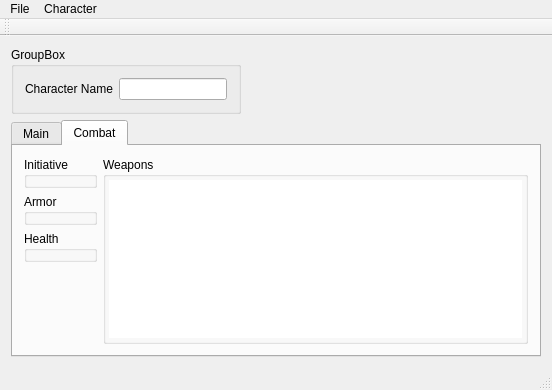
smithbt/StarfinderCharacterApp, file StarfinderCharacterApp.ui: the form before one commit.
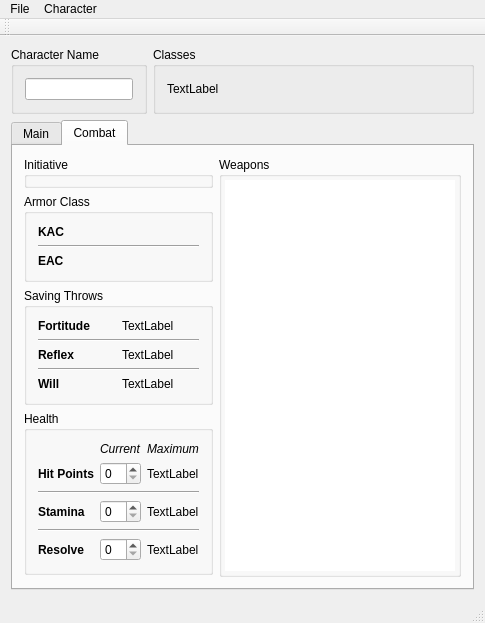
The form after the commit. Custom widgets are drawn as their Qt base class.

Commit message: Connected saving throws to application view

Diff of the .ui file:
```diff
--- a/StarfinderCharacterApp.ui
+++ b/StarfinderCharacterApp.ui
@@ -6,8 +6,8 @@
    <rect>
     <x>0</x>
     <y>0</y>
-    <width>552</width>
-    <height>390</height>
+    <width>485</width>
+    <height>572</height>
    </rect>
   </property>
   <property name="sizePolicy">
@@ -20,7 +20,7 @@
    <string>StarfinderCharacterApp</string>
   </property>
   <widget class="QWidget" name="centralWidget">
-   <layout class="QGridLayout" name="gridLayout_6">
+   <layout class="QGridLayout" name="gridLayout_5">
     <item row="0" column="0">
      <widget class="QGroupBox" name="groupBox">
       <property name="sizePolicy">
@@ -30,23 +30,32 @@
        </sizepolicy>
       </property>
       <property name="title">
-       <string>GroupBox</string>
+       <string>Character Name</string>
       </property>
       <layout class="QGridLayout" name="gridLayout">
        <item row="0" column="0">
-        <widget class="QLabel" name="charName_label">
+        <widget class="QLineEdit" name="charName_field"/>
+       </item>
+      </layout>
+     </widget>
+    </item>
+    <item row="0" column="1">
+     <widget class="QGroupBox" name="groupBox_2">
+      <property name="title">
+       <string>Classes</string>
+      </property>
+      <layout class="QGridLayout" name="gridLayout_9">
+       <item row="0" column="0">
+        <widget class="QLabel" name="classes_label">
          <property name="text">
-          <string>Character Name</string>
+          <string>TextLabel</string>
          </property>
         </widget>
        </item>
-       <item row="0" column="1">
-        <widget class="QLineEdit" name="charName_field"/>
-       </item>
       </layout>
      </widget>
     </item>
-    <item row="1" column="0">
+    <item row="1" column="0" colspan="2">
      <widget class="QTabWidget" name="tabWidget">
       <property name="currentIndex">
        <number>1</number>
@@ -178,41 +187,267 @@
        <layout class="QGridLayout" name="gridLayout_3">
         <item row="0" column="0">
          <layout class="QGridLayout" name="gridLayout_7">
-          <item row="2" column="0">
-           <widget class="QGroupBox" name="healthBox">
-            <property name="title">
-             <string>Health</string>
-            </property>
-           </widget>
-          </item>
-          <item row="1" column="0">
-           <widget class="QGroupBox" name="armorBox">
-            <property name="title">
-             <string>Armor</string>
-            </property>
-           </widget>
-          </item>
           <item row="0" column="0">
            <widget class="QGroupBox" name="initiativeBox">
             <property name="title">
              <string>Initiative</string>
             </property>
+            <property name="flat">
+             <bool>true</bool>
+            </property>
+           </widget>
+          </item>
+          <item row="1" column="0">
+           <widget class="QGroupBox" name="armorBox">
+            <property name="title">
+             <string>Armor Class</string>
+            </property>
+            <property name="flat">
+             <bool>true</bool>
+            </property>
+            <layout class="QGridLayout" name="gridLayout_11">
+             <item row="1" column="0">
+              <widget class="Line" name="line_5">
+               <property name="orientation">
+                <enum>Qt::Horizontal</enum>
+               </property>
+              </widget>
+             </item>
+             <item row="0" column="0">
+              <widget class="QLabel" name="label_7">
+               <property name="font">
+                <font>
+                 <weight>75</weight>
+                 <bold>true</bold>
+                </font>
+               </property>
+               <property name="text">
+                <string>KAC</string>
+               </property>
+              </widget>
+             </item>
+             <item row="2" column="0">
+              <widget class="QLabel" name="label_8">
+               <property name="font">
+                <font>
+                 <weight>75</weight>
+                 <bold>true</bold>
+                </font>
+               </property>
+               <property name="text">
+                <string>EAC</string>
+               </property>
+              </widget>
+             </item>
+            </layout>
            </widget>
           </item>
           <item row="3" column="0">
-           <spacer name="verticalSpacer_2">
-            <property name="orientation">
-             <enum>Qt::Vertical</enum>
+           <widget class="QGroupBox" name="healthBox">
+            <property name="title">
+             <string>Health</string>
             </property>
-            <property name="sizeHint" stdset="0">
-             <size>
-              <width>20</width>
-              <height>40</height>
-             </size>
+            <property name="flat">
+             <bool>true</bool>
             </property>
-           </spacer>
+            <layout class="QGridLayout" name="gridLayout_6">
+             <item row="5" column="0">
+              <widget class="QLabel" name="label_3">
+               <property name="font">
+                <font>
+                 <weight>75</weight>
+                 <bold>true</bold>
+                </font>
+               </property>
+               <property name="text">
+                <string>Resolve</string>
+               </property>
+              </widget>
+             </item>
+             <item row="3" column="0">
+              <widget class="QLabel" name="label_2">
+               <property name="font">
+                <font>
+                 <weight>75</weight>
+                 <bold>true</bold>
+                </font>
+               </property>
+               <property name="text">
+                <string>Stamina</string>
+               </property>
+              </widget>
+             </item>
+             <item row="1" column="0">
+              <widget class="QLabel" name="label">
+               <property name="font">
+                <font>
+                 <weight>75</weight>
+                 <bold>true</bold>
+                </font>
+               </property>
+               <property name="text">
+                <string>Hit Points</string>
+               </property>
+              </widget>
+             </item>
+             <item row="3" column="1">
+              <widget class="QSpinBox" name="spinBox_2"/>
+             </item>
+             <item row="1" column="1">
+              <widget class="QSpinBox" name="spinBox"/>
+             </item>
+             <item row="0" column="1">
+              <widget class="QLabel" name="label_9">
+               <property name="font">
+                <font>
+                 <italic>true</italic>
+                </font>
+               </property>
+               <property name="text">
+                <string>Current</string>
+               </property>
+              </widget>
+             </item>
+             <item row="5" column="1">
+              <widget class="QSpinBox" name="spinBox_3"/>
+             </item>
+             <item row="0" column="2">
+              <widget class="QLabel" name="label_10">
+               <property name="font">
+                <font>
+                 <italic>true</italic>
+                </font>
+               </property>
+               <property name="text">
+                <string>Maximum</string>
+               </property>
+              </widget>
+             </item>
+             <item row="1" column="2">
+              <widget class="QLabel" name="label_11">
+               <property name="text">
+                <string>TextLabel</string>
+               </property>
+              </widget>
+             </item>
+             <item row="3" column="2">
+              <widget class="QLabel" name="label_12">
+               <property name="text">
+                <string>TextLabel</string>
+               </property>
+              </widget>
+             </item>
+             <item row="5" column="2">
+              <widget class="QLabel" name="label_13">
+               <property name="text">
+                <string>TextLabel</string>
+               </property>
+              </widget>
+             </item>
+             <item row="2" column="0" colspan="3">
+              <widget class="Line" name="line">
+               <property name="orientation">
+                <enum>Qt::Horizontal</enum>
+               </property>
+              </widget>
+             </item>
+             <item row="4" column="0" colspan="3">
+              <widget class="Line" name="line_2">
+               <property name="orientation">
+                <enum>Qt::Horizontal</enum>
+               </property>
+              </widget>
+             </item>
+            </layout>
+           </widget>
           </item>
-          <item row="0" column="1" rowspan="4">
+          <item row="2" column="0">
+           <widget class="QGroupBox" name="savingThrowBox">
+            <property name="title">
+             <string>Saving Throws</string>
+            </property>
+            <property name="flat">
+             <bool>true</bool>
+            </property>
+            <layout class="QGridLayout" name="gridLayout_10">
+             <item row="0" column="0">
+              <widget class="QLabel" name="label_4">
+               <property name="font">
+                <font>
+                 <weight>75</weight>
+                 <bold>true</bold>
+                </font>
+               </property>
+               <property name="text">
+                <string>Fortitude</string>
+               </property>
+              </widget>
+             </item>
+             <item row="2" column="0">
+              <widget class="QLabel" name="label_5">
+               <property name="font">
+                <font>
+                 <weight>75</weight>
+                 <bold>true</bold>
+                </font>
+               </property>
+               <property name="text">
+                <string>Reflex</string>
+               </property>
+              </widget>
+             </item>
+             <item row="0" column="1">
+              <widget class="QLabel" name="fortLabel">
+               <property name="text">
+                <string>TextLabel</string>
+               </property>
+              </widget>
+             </item>
+             <item row="4" column="1">
+              <widget class="QLabel" name="willLabel">
+               <property name="text">
+                <string>TextLabel</string>
+               </property>
+              </widget>
+             </item>
+             <item row="2" column="1">
+              <widget class="QLabel" name="refLabel">
+               <property name="text">
+                <string>TextLabel</string>
+               </property>
+              </widget>
+             </item>
+             <item row="4" column="0">
+              <widget class="QLabel" name="label_6">
+               <property name="font">
+                <font>
+                 <weight>75</weight>
+                 <bold>true</bold>
+                </font>
+               </property>
+               <property name="text">
+                <string>Will</string>
+               </property>
+              </widget>
+             </item>
+             <item row="3" column="0" colspan="2">
+              <widget class="Line" name="line_4">
+               <property name="orientation">
+                <enum>Qt::Horizontal</enum>
+               </property>
+              </widget>
+             </item>
+             <item row="1" column="0" colspan="2">
+              <widget class="Line" name="line_3">
+               <property name="orientation">
+                <enum>Qt::Horizontal</enum>
+               </property>
+              </widget>
+             </item>
+            </layout>
+           </widget>
+          </item>
+          <item row="0" column="1" rowspan="5">
            <widget class="QGroupBox" name="weaponsBox">
             <property name="title">
              <string>Weapons</string>
@@ -220,6 +455,9 @@
             <property name="alignment">
              <set>Qt::AlignLeading|Qt::AlignLeft|Qt::AlignTop</set>
             </property>
+            <property name="flat">
+             <bool>true</bool>
+            </property>
             <layout class="QGridLayout" name="gridLayout_8">
              <property name="leftMargin">
               <number>3</number>
@@ -249,6 +487,19 @@
             </layout>
            </widget>
           </item>
+          <item row="4" column="0">
+           <spacer name="verticalSpacer_2">
+            <property name="orientation">
+             <enum>Qt::Vertical</enum>
+            </property>
+            <property name="sizeHint" stdset="0">
+             <size>
+              <width>20</width>
+              <height>40</height>
+             </size>
+            </property>
+           </spacer>
+          </item>
          </layout>
         </item>
        </layout>
@@ -262,7 +513,7 @@
     <rect>
      <x>0</x>
      <y>0</y>
-     <width>552</width>
+     <width>485</width>
      <height>21</height>
     </rect>
    </property>
```
Left out of the diff: 29 changed lines with no effect on the pictures. The commit also changes 3 other files.
